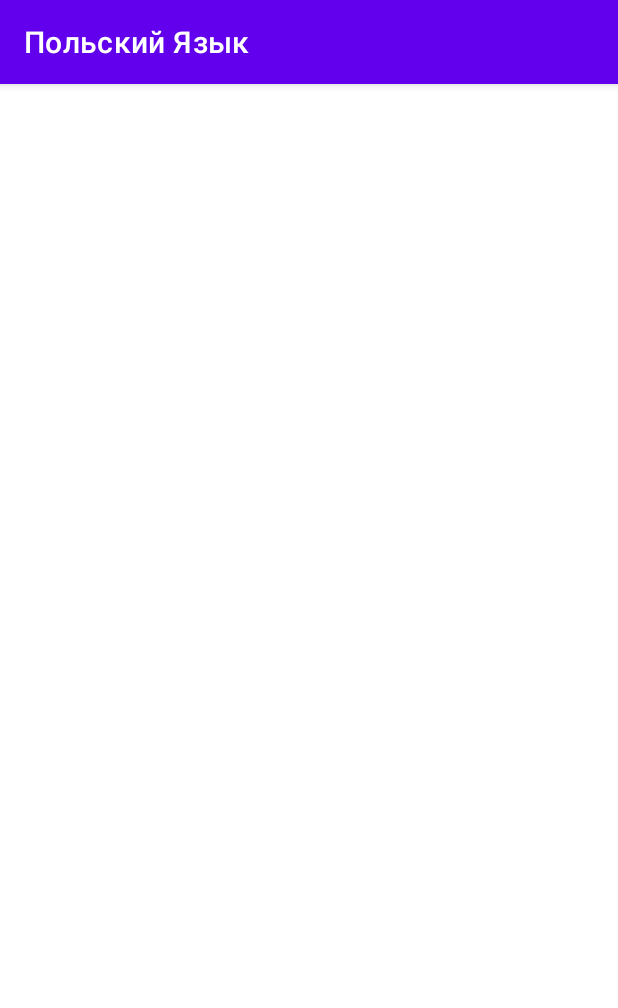
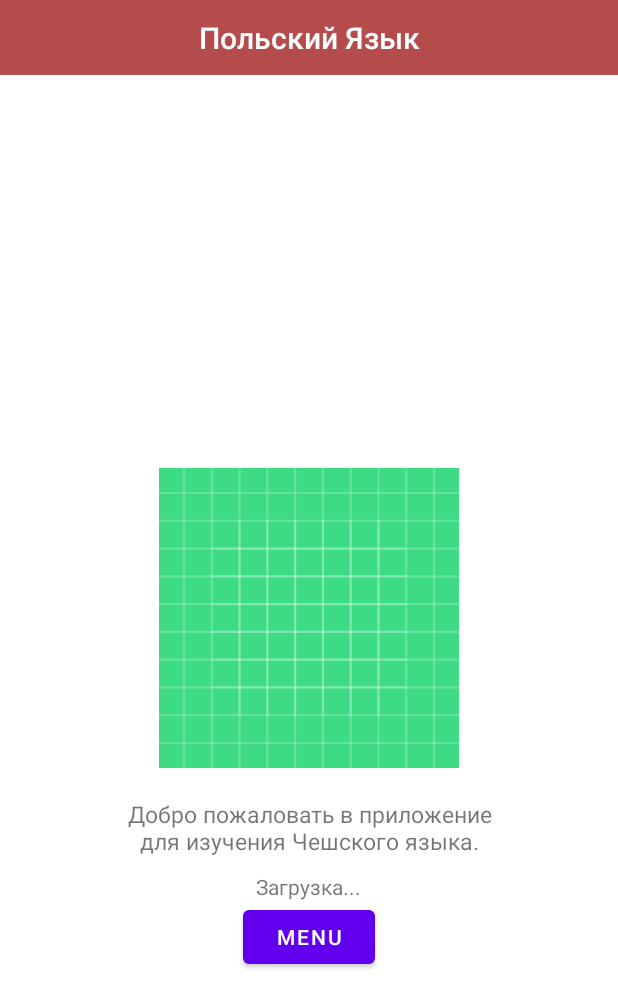
Before and after one commit to coder-chekunkov/polish-language, an Android app: the screen it shows after launch (MainActivity before the commit, StartActivity after it), on a phone screen of 412 x 824 dp. Shown: the top 1008 px of the screen. Run offline under Robolectric (Android 15) with nearby library versions, the phone set to English and light mode, and no system bars.

Commit message:
start working with StartActivity

```diff
--- a/app/src/main/AndroidManifest.xml
+++ b/app/src/main/AndroidManifest.xml
@@ -16,12 +16,21 @@
         <activity
             android:name=".MainActivity"
             android:exported="true">
+
+        </activity>
+
+        <activity
+            android:name=".StartActivity"
+            android:exported="true">
+
             <intent-filter>
                 <action android:name="android.intent.action.MAIN" />
 
                 <category android:name="android.intent.category.LAUNCHER" />
             </intent-filter>
+
         </activity>
+
     </application>
 
 </manifest>
--- /dev/null
+++ b/app/src/main/java/com/example/polish_language/StartActivity.kt
@@ -0,0 +1,26 @@
+package com.example.polish_language
+
+import android.content.Intent
+import android.os.Bundle
+import android.view.View
+import android.widget.Button
+import androidx.appcompat.app.AppCompatActivity
+
+
+class StartActivity : AppCompatActivity() {
+
+    override fun onCreate(savedInstanceState: Bundle?) {
+        super.onCreate(savedInstanceState)
+        setContentView(R.layout.activity_start)
+
+        val listener = View.OnClickListener { view -> if (view.id == R.id.goToMenu) goToMenu() }
+
+        val buttonMenu = findViewById<Button>(R.id.goToMenu)
+        buttonMenu.setOnClickListener(listener)
+    }
+
+    private fun goToMenu() {
+        val intent = Intent(this, MainActivity::class.java)
+        startActivity(intent)
+    }
+}
--- a/app/src/main/res/layout/activity_main.xml
+++ b/app/src/main/res/layout/activity_main.xml
@@ -5,6 +5,24 @@
     android:layout_height="match_parent"
     tools:context=".MainActivity">
 
+    <androidx.appcompat.widget.Toolbar
+        android:id="@+id/toolbar"
+        android:layout_width="match_parent"
+        android:layout_height="50dp"
+        android:background="@color/colorOfToolbar"
+        tools:ignore="MissingConstraints">
+
+        <TextView
+            android:id="@+id/text_toolbar_title"
+            style="@style/Base.TextAppearance.AppCompat.Widget.ActionBar.Title"
+            android:layout_width="wrap_content"
+            android:layout_height="wrap_content"
+            android:layout_gravity="center"
+            android:text="Польский Язык"
+            android:textColor="#FFF"
+            tools:ignore="HardcodedText" />
+
+    </androidx.appcompat.widget.Toolbar>
 
 
 </androidx.constraintlayout.widget.ConstraintLayout>
--- /dev/null
+++ b/app/src/main/res/layout/activity_start.xml
@@ -0,0 +1,69 @@
+<?xml version="1.0" encoding="utf-8"?>
+<RelativeLayout xmlns:android="http://schemas.android.com/apk/res/android"
+    xmlns:tools="http://schemas.android.com/tools"
+    android:layout_width="match_parent"
+    android:layout_height="match_parent">
+
+    <androidx.appcompat.widget.Toolbar
+        android:id="@+id/toolbar"
+        android:layout_width="match_parent"
+        android:layout_height="50dp"
+        android:background="@color/colorOfToolbar"
+        tools:ignore="MissingConstraints">
+
+        <TextView
+            android:id="@+id/text_toolbar_title"
+            style="@style/Base.TextAppearance.AppCompat.Widget.ActionBar.Title"
+            android:layout_width="wrap_content"
+            android:layout_height="wrap_content"
+            android:layout_gravity="center"
+            android:text="Польский Язык"
+            android:textColor="#FFF"
+            tools:ignore="HardcodedText" />
+
+    </androidx.appcompat.widget.Toolbar>
+
+    <ImageView
+        android:id="@+id/imageView2"
+        android:layout_width="200dp"
+        android:layout_height="200dp"
+        android:layout_centerInParent="true"
+        android:src="@drawable/ic_launcher_background"
+        tools:ignore="ContentDescription,MissingConstraints" />
+
+    <TextView
+        android:id="@+id/textView2"
+        android:layout_width="wrap_content"
+        android:layout_height="wrap_content"
+        android:layout_below="@+id/imageView2"
+        android:layout_centerInParent="true"
+        android:layout_centerHorizontal="true"
+        android:layout_marginLeft="80sp"
+        android:layout_marginTop="20dp"
+        android:layout_marginRight="80dp"
+        android:gravity="center_horizontal"
+        android:text="Добро пожаловать в приложение для изучения Чешского языка."
+        android:textAlignment="center"
+        android:textSize="15sp"
+        tools:ignore="HardcodedText,RtlHardcoded" />
+
+    <TextView
+        android:id="@+id/textView3"
+        android:layout_width="wrap_content"
+        android:layout_height="wrap_content"
+        android:layout_below="@+id/textView2"
+        android:layout_centerHorizontal="true"
+        android:layout_marginTop="10dp"
+        android:text="Загрузка..."
+        android:textSize="14sp"
+        tools:ignore="HardcodedText" />
+
+    <Button
+        android:id="@+id/goToMenu"
+        android:layout_width="wrap_content"
+        android:layout_height="wrap_content"
+        android:text="menu"
+        android:layout_below="@id/textView3"
+        android:layout_centerHorizontal="true"/>
+
+</RelativeLayout>
--- a/app/src/main/res/values/colors.xml
+++ b/app/src/main/res/values/colors.xml
@@ -7,4 +7,10 @@
     <color name="teal_700">#FF018786</color>
     <color name="black">#FF000000</color>
     <color name="white">#FFFFFFFF</color>
+
+    <!-- Toolbar-->
+    <color name="colorOfToolbar">#B54C4C</color>
+    <color name="colorOfBehindToolbar">#E48B8B</color>
+    <!-- -->
+
 </resources>
--- a/app/src/main/res/values/themes.xml
+++ b/app/src/main/res/values/themes.xml
@@ -1,9 +1,9 @@
 <resources xmlns:tools="http://schemas.android.com/tools">
     <!-- Base application theme. -->
-    <style name="Theme.Polishlanguage" parent="Theme.MaterialComponents.DayNight.DarkActionBar">
+    <style name="Theme.Polishlanguage" parent="Theme.MaterialComponents.DayNight.NoActionBar">
         <!-- Primary brand color. -->
         <item name="colorPrimary">@color/purple_500</item>
-        <item name="colorPrimaryVariant">@color/purple_700</item>
+        <item name="colorPrimaryVariant">@color/colorOfBehindToolbar</item>
         <item name="colorOnPrimary">@color/white</item>
         <!-- Secondary brand color. -->
         <item name="colorSecondary">@color/teal_200</item>
```
